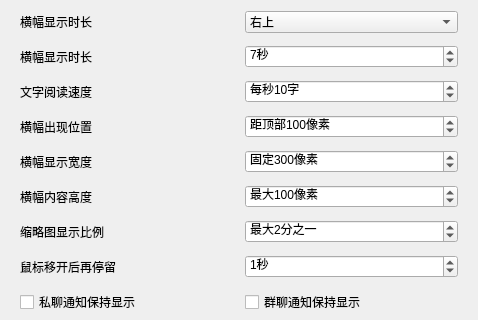
First picture: the form in widgets/settings/bannerwidget.ui, repository iwxyi/CatlikeQQ, before the edit; both pictures show x 0 to 478 and y 0 to 320 of the 478 by 482 pixel window.
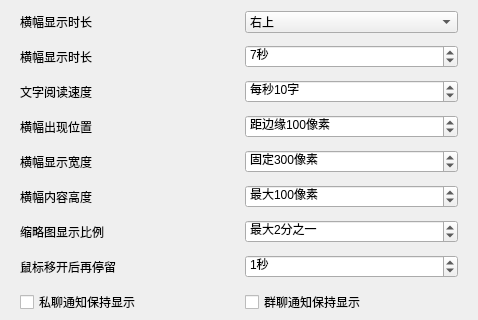
Second picture: the form after the edit. Custom widgets are drawn as their Qt base class.

Commit message: 优化右下角的通知卡片

```diff
--- a/widgets/settings/bannerwidget.ui
+++ b/widgets/settings/bannerwidget.ui
@@ -285,7 +285,7 @@
         <string>像素</string>
        </property>
        <property name="prefix">
-        <string>距顶部</string>
+        <string>距边缘</string>
        </property>
        <property name="minimum">
         <number>0</number>
```
Left out of the diff: 2 changed lines with no effect on the pictures. The commit also changes 2 other files.
